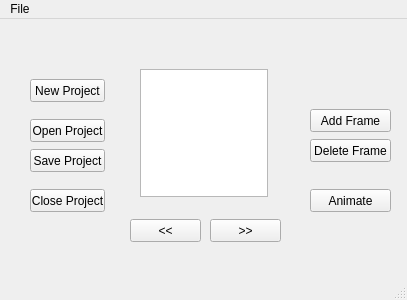
Before: the Qt Designer form SpriteTool/mainwindow.ui in renatolond/DsTools, drawn with Qt 5.
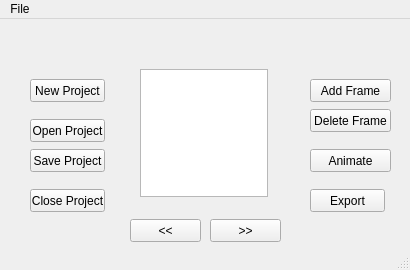
After: the same form once the commit is applied.

```diff
--- a/SpriteTool/mainwindow.ui
+++ b/SpriteTool/mainwindow.ui
@@ -6,10 +6,22 @@
    <rect>
     <x>0</x>
     <y>0</y>
-    <width>407</width>
-    <height>300</height>
+    <width>410</width>
+    <height>270</height>
    </rect>
   </property>
+  <property name="minimumSize">
+   <size>
+    <width>410</width>
+    <height>270</height>
+   </size>
+  </property>
+  <property name="maximumSize">
+   <size>
+    <width>410</width>
+    <height>270</height>
+   </size>
+  </property>
   <property name="windowTitle">
    <string>MainWindow</string>
   </property>
@@ -18,7 +30,7 @@
     <property name="geometry">
      <rect>
       <x>310</x>
-      <y>90</y>
+      <y>60</y>
       <width>81</width>
       <height>23</height>
      </rect>
@@ -83,7 +95,7 @@
     <property name="geometry">
      <rect>
       <x>310</x>
-      <y>120</y>
+      <y>90</y>
       <width>81</width>
       <height>23</height>
      </rect>
@@ -159,7 +171,7 @@
     <property name="geometry">
      <rect>
       <x>310</x>
-      <y>170</y>
+      <y>130</y>
       <width>81</width>
       <height>23</height>
      </rect>
@@ -168,13 +180,26 @@
      <string>Animate</string>
     </property>
    </widget>
+   <widget class="QPushButton" name="btn_Export">
+    <property name="geometry">
+     <rect>
+      <x>310</x>
+      <y>170</y>
+      <width>75</width>
+      <height>23</height>
+     </rect>
+    </property>
+    <property name="text">
+     <string>Export</string>
+    </property>
+   </widget>
   </widget>
   <widget class="QMenuBar" name="menuBar">
    <property name="geometry">
     <rect>
      <x>0</x>
      <y>0</y>
-     <width>407</width>
+     <width>410</width>
      <height>21</height>
     </rect>
    </property>
```
